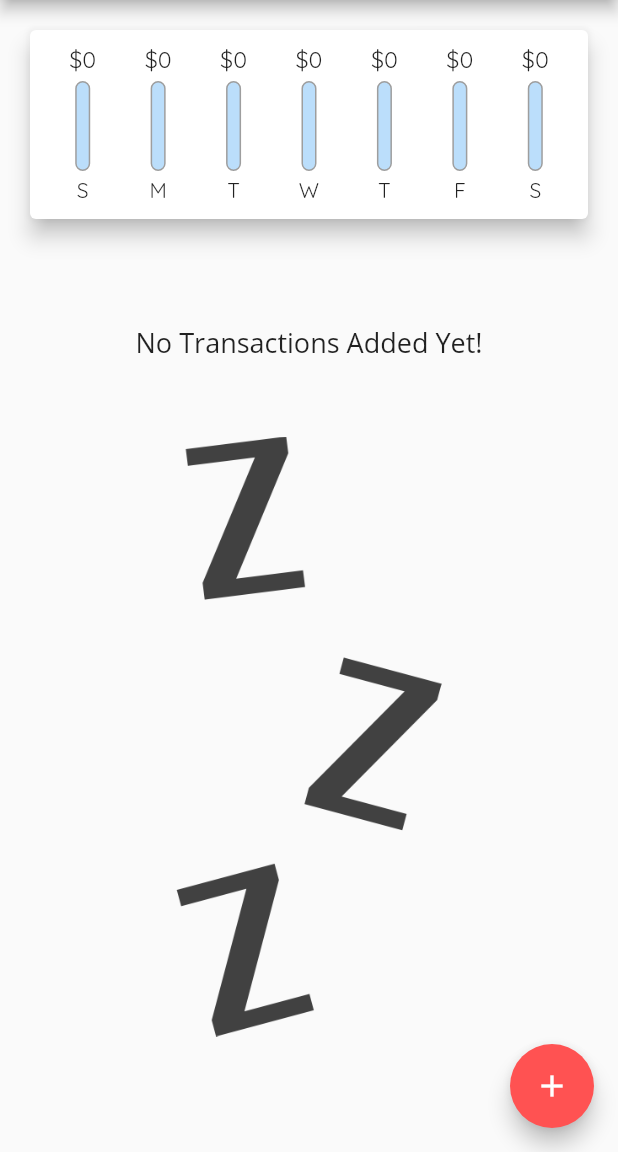
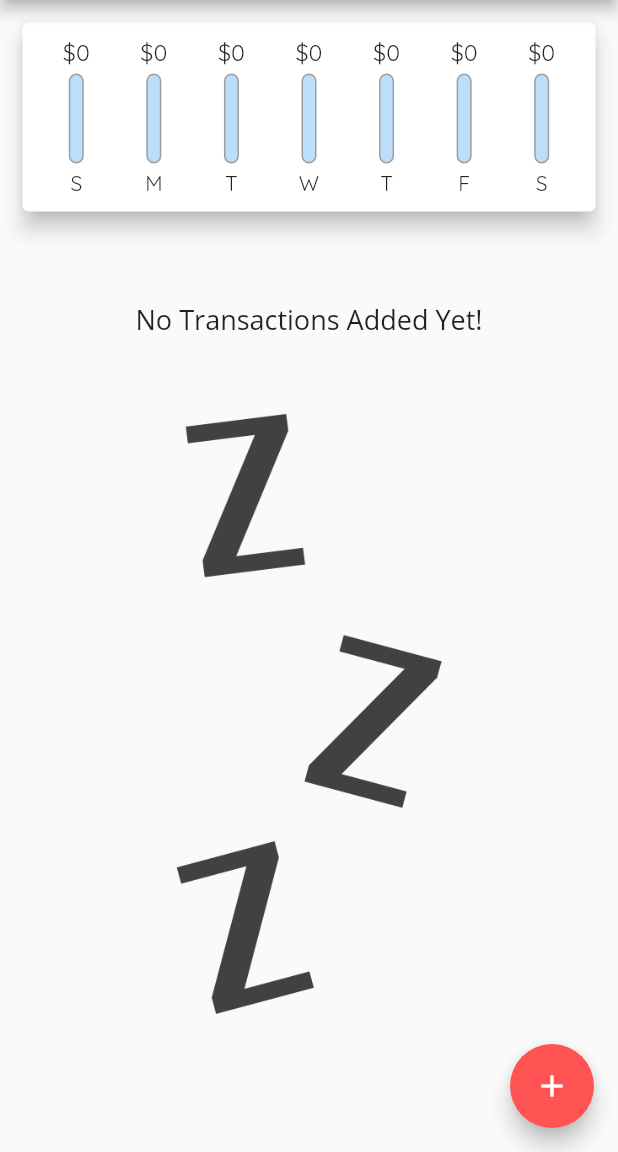
Before and after one commit to kpirabaharan/Flutter, a Flutter app: the screen it shows after launch, on a phone screen of 412 x 824 dp, the part 84-1236 px from its top. Run offline on Flutter 3.47's test engine with Material 2 defaults, Android fonts, the phone set to English and light mode, and no system bars.

Commit message:
Section 4 - Widgets: Personal Expenses App Complete

```diff
--- a/section_4_widgets/lib/widgets/chart.dart
+++ b/section_4_widgets/lib/widgets/chart.dart
@@ -42,7 +42,7 @@ class Chart extends StatelessWidget {
   Widget build(BuildContext context) {
     return Card(
       elevation: 6,
-      margin: EdgeInsets.all(20),
+      margin: EdgeInsets.fromLTRB(15, 15, 15, 10),
       child: Container(
         padding: EdgeInsets.all(10),
         child: Row(
@@ -58,7 +58,6 @@ class Chart extends StatelessWidget {
                         ? 0.0
                         : (data['amount'] as double) / sumSpending),
               );
-              //return Text('${el['day']} : ${el['amount']}');
             },
           ).toList(),
         ),
--- a/section_4_widgets/lib/widgets/transaction_list.dart
+++ b/section_4_widgets/lib/widgets/transaction_list.dart
@@ -12,7 +12,7 @@ class TransactionList extends StatelessWidget {
   @override
   Widget build(BuildContext context) {
     return Container(
-      height: 597,
+      height: 650,
       child: transactions.isEmpty
           ? Column(
               children: [
@@ -25,11 +25,12 @@ class TransactionList extends StatelessWidget {
                   height: 50,
                 ),
                 Container(
-                    height: 400,
-                    child: Image.asset(
-                      'assets/images/waiting.png',
-                      fit: BoxFit.cover,
-                    ))
+                  height: 400,
+                  child: Image.asset(
+                    'assets/images/waiting.png',
+                    fit: BoxFit.cover,
+                  ),
+                )
               ],
             )
           : ListView.builder(
```
